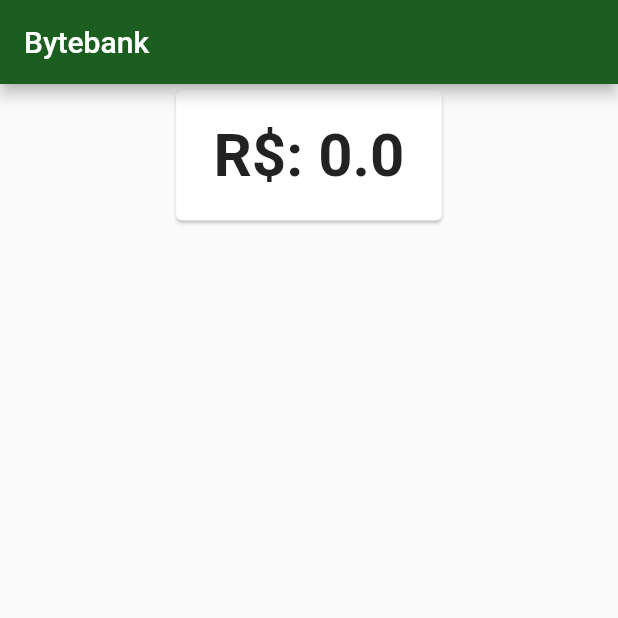
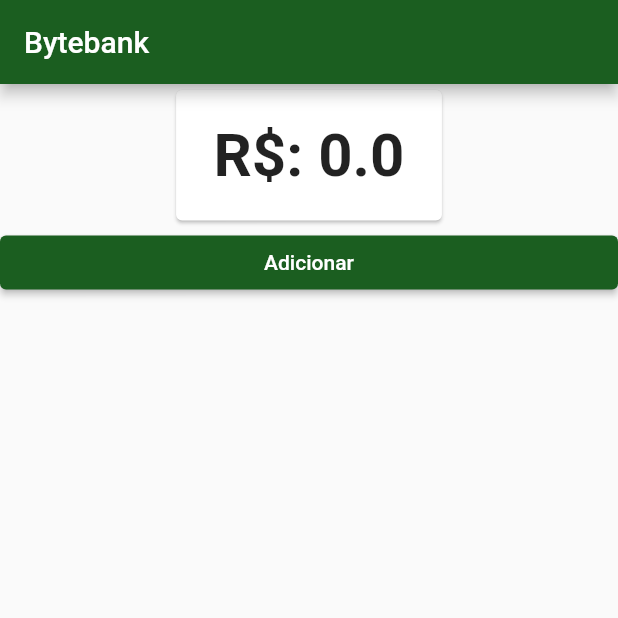
Before and after one commit to WesleyLeoncio/Curso-de-Flutter, a Flutter app: the screen it shows after launch, on a phone screen of 412 x 824 dp, the top half of it. Run offline on Flutter 3.47's test engine with Material 2 defaults, Android fonts, the phone set to English and light mode, and no system bars; our stand-ins replace convex_bottom_bar, firebase_core, firebase_crashlytics, flutter_slidable, fluttertoast, sqflite; missing offline and left inert: http_interceptor, validatorless; accounts and stored records are empty.

```diff
--- a/bytebank_gerenciando_estados/lib/components/editor.dart
+++ b/bytebank_gerenciando_estados/lib/components/editor.dart
@@ -6,7 +6,7 @@ class Editor extends StatelessWidget {
   final String dica;
   final IconData? icone;
 
-  const Editor(this.controller, this.rotulo, this.dica, this.icone, {Key? key})
+  const Editor({Key? key,required this.controller, required this.rotulo, required this.dica, this.icone})
       : super(key: key);
 
   @override
--- a/bytebank_gerenciando_estados/lib/main.dart
+++ b/bytebank_gerenciando_estados/lib/main.dart
@@ -17,9 +17,8 @@ class BytebankApp extends StatelessWidget {
   Widget build(BuildContext context) {
     return MaterialApp(
         theme: ThemeData(
-            colorScheme: const ColorScheme.light()
-                .copyWith(primary: Colors.green[900])
-                .copyWith(secondary: Colors.green[900])),
+            colorScheme:
+                const ColorScheme.light().copyWith(primary: Colors.green[900])),
         home: const Dashboard());
   }
 }
--- a/bytebank_gerenciando_estados/lib/models/saldo.dart
+++ b/bytebank_gerenciando_estados/lib/models/saldo.dart
@@ -1,9 +1,19 @@
 import 'package:flutter/material.dart';
 
-class Saldo extends ChangeNotifier{
-  final double valor;
+class Saldo extends ChangeNotifier {
+  double valor;
 
   Saldo(this.valor);
+
+  void adiciona(double valor){
+    this.valor += valor;
+    notifyListeners();
+  }
+
+  void subtrai(double valor){
+    this.valor -= valor;
+    notifyListeners();
+  }
 
   @override
   String toString() {
--- a/bytebank_gerenciando_estados/lib/screens/dashboard/dashboard.dart
+++ b/bytebank_gerenciando_estados/lib/screens/dashboard/dashboard.dart
@@ -1,5 +1,8 @@
+import 'package:bytebank_gerenciando_estados/models/saldo.dart';
 import 'package:bytebank_gerenciando_estados/screens/dashboard/saldo_card.dart';
+import 'package:bytebank_gerenciando_estados/screens/deposito/formulario_deposito.dart';
 import 'package:flutter/material.dart';
+import 'package:provider/provider.dart';
 
 class Dashboard extends StatelessWidget {
   const Dashboard({Key? key}) : super(key: key);
@@ -10,10 +13,20 @@ class Dashboard extends StatelessWidget {
         appBar: AppBar(
           title: const Text('Bytebank'),
         ),
-      body: const Align(
+        body: ListView(
+          children: <Widget>[
+            const Align(
               alignment: Alignment.topCenter,
               child: SaldoCard(),
             ),
-    );
+            ElevatedButton(
+                child: const Text('Adicionar'),
+                onPressed: () {
+                  Navigator.push(context, MaterialPageRoute(builder: (context) {
+                    return FormularioDeposito();
+                  }));
+                })
+          ],
+        ));
   }
 }
```
Also changed, not shown: bytebank_gerenciando_estados/lib/screens/deposito/formulario_deposito.dart (added, +55 -0 lines), bytebank_gerenciando_estados/lib/screens/transferencia/formulario.dart (+9 -2 lines). Lines whose indentation alone changed are shown as unchanged.
